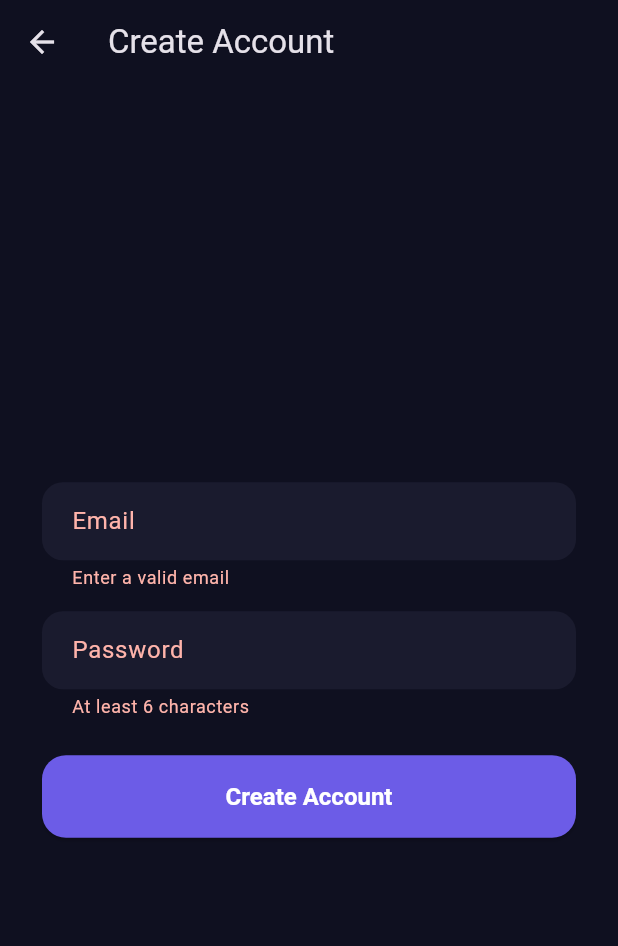
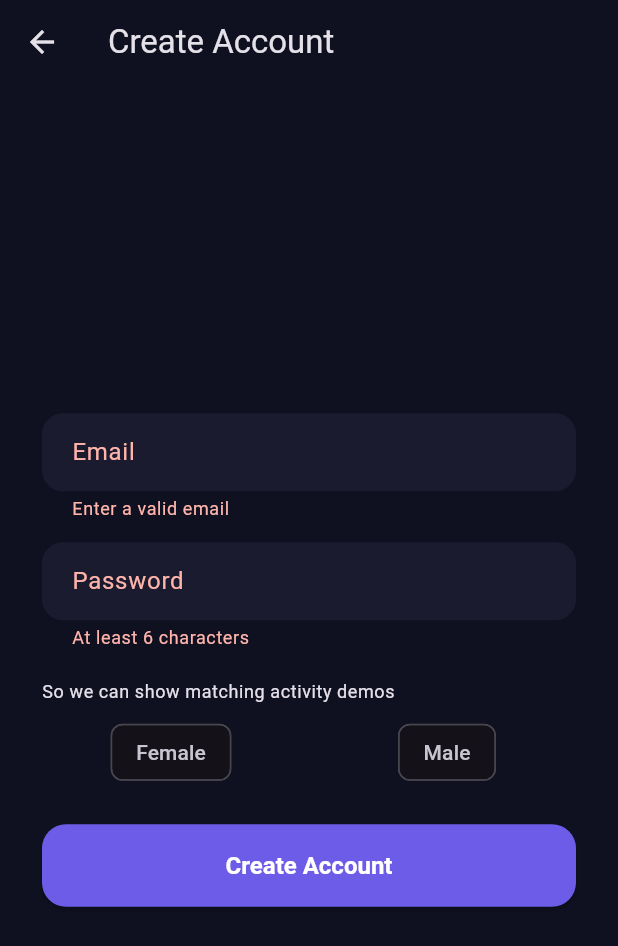
Before and after one commit to danielwendesenhaile-create/BeniAI-Activity-Alarm, a Flutter app: the SignUpScreen screen opened directly, after a tap on "Create Account", on a phone screen of 412 x 824 dp. Shown: the top 946 px of the screen. Run offline on Flutter 3.47's test engine with Material 3 defaults, Android fonts, the phone set to English and light mode, and no system bars; our stand-ins replace audioplayers, camera, cloud_firestore, firebase_auth, firebase_core, flutter_dotenv and 4 more; missing offline and left inert: alarm, google_mlkit_pose_detection, mixpanel_flutter, superwallkit_flutter; accounts and stored records are empty; statements that could not run were skipped.

Commit message:
Collect gender at sign-up for gender-matched activity demo videos
Groundwork for showing a male or female demo video on the pre-activity
guide screen once those video assets are sourced:

- New Gender enum + AppUserModel.gender field.
- Sign-up screen now asks Male/Female (required) and passes it through
  to the profile on account creation.
- FirestoreRepository.ensureUserProfile accepts an optional gender and
  merge-patches it in if the profile already exists without one set -
  covers the case where the app's generic post-auth bootstrap call
  (which doesn't know the chosen gender) races with sign-up's own call.

Existing accounts simply have no gender set and will fall back to a
default video set once that feature is wired up.

```diff
--- a/lib/features/auth/screens/signup_screen.dart
+++ b/lib/features/auth/screens/signup_screen.dart
@@ -4,6 +4,7 @@ import 'package:flutter_riverpod/flutter_riverpod.dart';
 import '../../../core/providers/service_providers.dart';
 import '../../../core/services/analytics_service.dart';
 import '../../../core/services/firebase_auth_service.dart';
+import '../../../models/user_model.dart';
 
 class SignUpScreen extends ConsumerStatefulWidget {
   const SignUpScreen({super.key});
@@ -16,6 +17,7 @@ class _SignUpScreenState extends ConsumerState<SignUpScreen> {
   final _formKey = GlobalKey<FormState>();
   final _emailController = TextEditingController();
   final _passwordController = TextEditingController();
+  Gender? _gender;
   bool _isSubmitting = false;
   String? _errorMessage;
 
@@ -28,15 +30,28 @@ class _SignUpScreenState extends ConsumerState<SignUpScreen> {
 
   Future<void> _submit() async {
     if (!_formKey.currentState!.validate()) return;
+    if (_gender == null) {
+      setState(() => _errorMessage = 'Please choose one so we can show matching activity demos.');
+      return;
+    }
+
     setState(() {
       _isSubmitting = true;
       _errorMessage = null;
     });
 
     try {
-      await ref
-          .read(firebaseAuthServiceProvider)
-          .signUp(email: _emailController.text, password: _passwordController.text);
+      final authService = ref.read(firebaseAuthServiceProvider);
+      await authService.signUp(
+        email: _emailController.text,
+        password: _passwordController.text,
+      );
+      final uid = authService.currentUser?.uid;
+      if (uid != null) {
+        await ref
+            .read(firestoreRepositoryProvider)
+            .ensureUserProfile(uid: uid, email: _emailController.text.trim(), gender: _gender);
+      }
       ref.read(analyticsServiceProvider).track(AnalyticsEvents.signUp);
       if (mounted) Navigator.of(context).pop();
     } catch (e) {
@@ -75,6 +90,31 @@ class _SignUpScreenState extends ConsumerState<SignUpScreen> {
                     validator: (value) =>
                         (value == null || value.length < 6) ? 'At least 6 characters' : null,
                   ),
+                  const SizedBox(height: 20),
+                  Text(
+                    'So we can show matching activity demos',
+                    style: Theme.of(context).textTheme.bodySmall,
+                  ),
+                  const SizedBox(height: 8),
+                  Row(
+                    children: [
+                      Expanded(
+                        child: ChoiceChip(
+                          label: const Text('Female'),
+                          selected: _gender == Gender.female,
+                          onSelected: (_) => setState(() => _gender = Gender.female),
+                        ),
+                      ),
+                      const SizedBox(width: 12),
+                      Expanded(
+                        child: ChoiceChip(
+                          label: const Text('Male'),
+                          selected: _gender == Gender.male,
+                          onSelected: (_) => setState(() => _gender = Gender.male),
+                        ),
+                      ),
+                    ],
+                  ),
                   if (_errorMessage != null) ...[
                     const SizedBox(height: 12),
                     Text(_errorMessage!, style: const TextStyle(color: Colors.redAccent)),
```
Also changed, not shown: lib/core/services/firestore_repository.dart (+14 -2 lines), lib/models/user_model.dart (+21 -0 lines).
